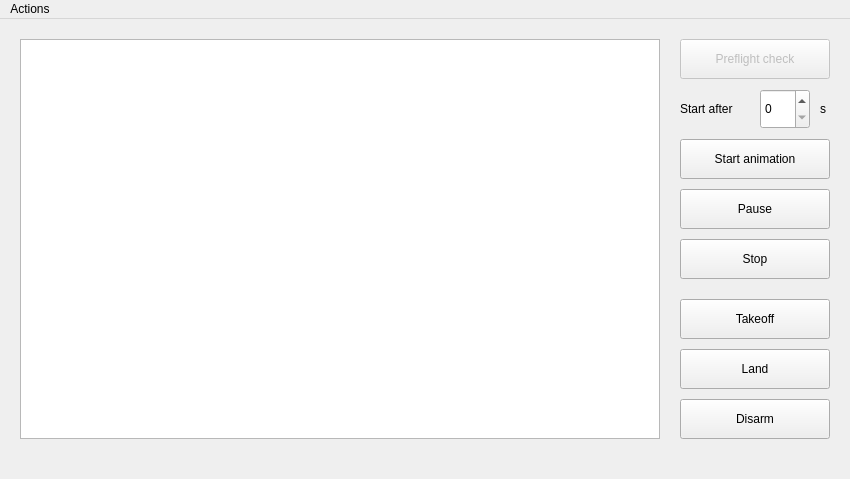
Before: the Qt Designer form Server/server_gui.ui in CopterExpress/clever-show, drawn with Qt 5.
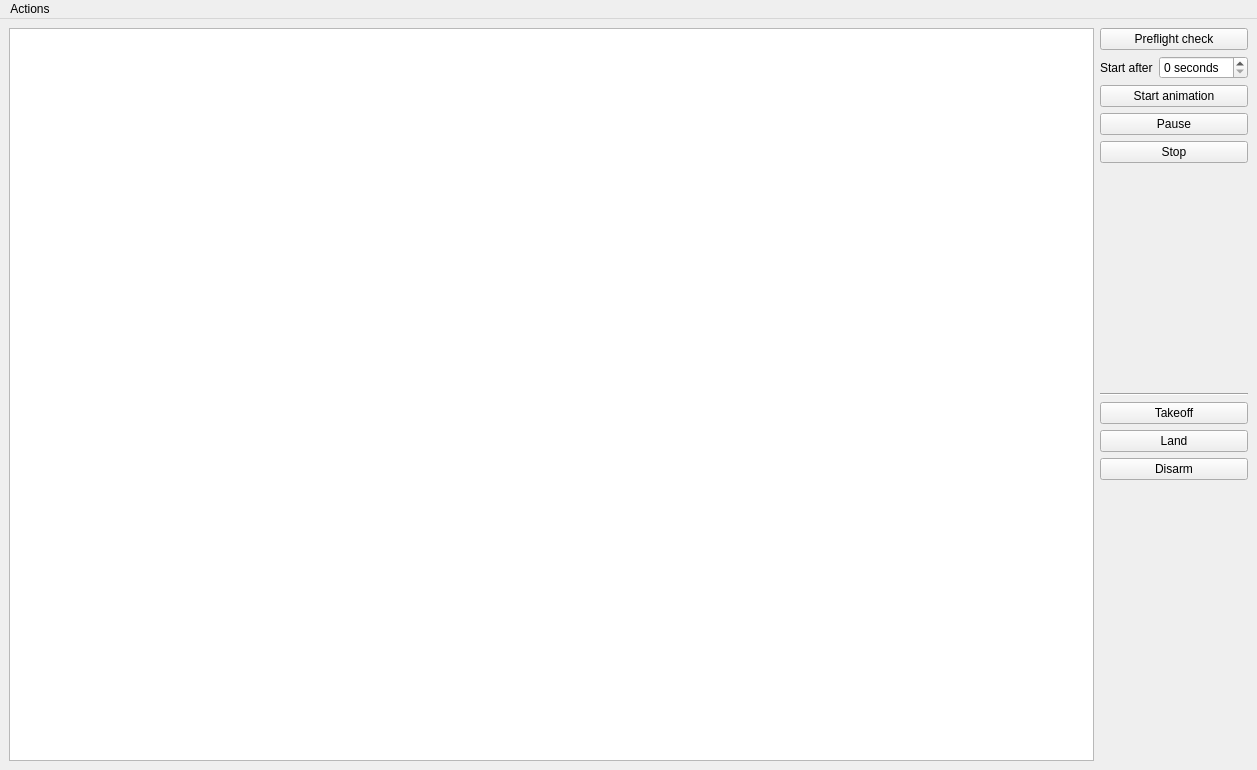
After: the same form once the commit is applied.

Commit message: Added bash script to convert .ui to .py Now widget capable of window resizing

What changed in the file:
```diff
--- a/Server/server_gui.ui
+++ b/Server/server_gui.ui
@@ -6,42 +6,69 @@
    <rect>
     <x>0</x>
     <y>0</y>
-    <width>850</width>
-    <height>479</height>
+    <width>1257</width>
+    <height>770</height>
    </rect>
   </property>
   <property name="windowTitle">
    <string>Clever Drone Animation Player</string>
   </property>
   <widget class="QWidget" name="centralwidget">
+   <property name="enabled">
+    <bool>true</bool>
+   </property>
+   <layout class="QGridLayout" name="gridLayout">
+    <item row="0" column="0">
+     <layout class="QHBoxLayout" name="horizontalLayout" stretch="1,0">
+      <property name="sizeConstraint">
+       <enum>QLayout::SetMaximumSize</enum>
+      </property>
+      <item>
+       <widget class="QTableView" name="tableView">
+        <property name="sizePolicy">
+         <sizepolicy hsizetype="Expanding" vsizetype="Expanding">
+          <horstretch>0</horstretch>
+          <verstretch>0</verstretch>
+         </sizepolicy>
+        </property>
+       </widget>
+      </item>
+      <item>
+       <layout class="QVBoxLayout" name="verticalLayout">
+        <property name="sizeConstraint">
+         <enum>QLayout::SetMaximumSize</enum>
+        </property>
+        <item>
+         <layout class="QFormLayout" name="formLayout">
+          <item row="1" column="0" colspan="2">
    <widget class="QPushButton" name="check_button">
     <property name="enabled">
-     <bool>false</bool>
-    </property>
-    <property name="geometry">
-     <rect>
-      <x>680</x>
-      <y>20</y>
-      <width>150</width>
-      <height>40</height>
-     </rect>
+             <bool>true</bool>
     </property>
     <property name="text">
      <string>Preflight check</string>
     </property>
    </widget>
+          </item>
+          <item row="2" column="0">
+           <widget class="QLabel" name="start_text">
+            <property name="text">
+             <string>Start after</string>
+            </property>
+           </widget>
+          </item>
+          <item row="2" column="1">
+           <widget class="QSpinBox" name="start_delay_spin">
+            <property name="suffix">
+             <string> seconds</string>
+            </property>
+           </widget>
+          </item>
+          <item row="3" column="0" colspan="2">
    <widget class="QPushButton" name="start_button">
     <property name="enabled">
      <bool>true</bool>
     </property>
-    <property name="geometry">
-     <rect>
-      <x>680</x>
-      <y>120</y>
-      <width>150</width>
-      <height>40</height>
-     </rect>
-    </property>
     <property name="text">
      <string>Start animation</string>
     </property>
@@ -49,128 +76,71 @@
      <bool>false</bool>
     </property>
    </widget>
-   <widget class="QSpinBox" name="start_delay_spin">
-    <property name="geometry">
-     <rect>
-      <x>760</x>
-      <y>70</y>
-      <width>50</width>
-      <height>40</height>
-     </rect>
-    </property>
-   </widget>
+          </item>
+          <item row="4" column="0" colspan="2">
    <widget class="QPushButton" name="pause_button">
-    <property name="geometry">
-     <rect>
-      <x>680</x>
-      <y>170</y>
-      <width>150</width>
-      <height>40</height>
-     </rect>
-    </property>
     <property name="text">
      <string>Pause</string>
     </property>
    </widget>
+          </item>
+          <item row="5" column="0" colspan="2">
    <widget class="QPushButton" name="stop_button">
-    <property name="geometry">
-     <rect>
-      <x>680</x>
-      <y>220</y>
-      <width>150</width>
-      <height>40</height>
-     </rect>
-    </property>
     <property name="text">
      <string>Stop</string>
     </property>
    </widget>
+          </item>
+         </layout>
+        </item>
+        <item>
+         <widget class="Line" name="line">
+          <property name="orientation">
+           <enum>Qt::Horizontal</enum>
+          </property>
+         </widget>
+        </item>
+        <item>
+         <layout class="QFormLayout" name="formLayout_2">
+          <item row="0" column="0" colspan="2">
    <widget class="QPushButton" name="takeoff_button">
     <property name="enabled">
      <bool>true</bool>
     </property>
-    <property name="geometry">
-     <rect>
-      <x>680</x>
-      <y>280</y>
-      <width>150</width>
-      <height>40</height>
-     </rect>
-    </property>
     <property name="text">
      <string>Takeoff</string>
     </property>
    </widget>
+          </item>
+          <item row="1" column="0" colspan="2">
    <widget class="QPushButton" name="land_button">
-    <property name="geometry">
-     <rect>
-      <x>680</x>
-      <y>330</y>
-      <width>150</width>
-      <height>40</height>
-     </rect>
-    </property>
     <property name="text">
      <string>Land</string>
     </property>
    </widget>
+          </item>
+          <item row="2" column="0" colspan="2">
    <widget class="QPushButton" name="disarm_button">
-    <property name="geometry">
-     <rect>
-      <x>680</x>
-      <y>380</y>
-      <width>150</width>
-      <height>40</height>
-     </rect>
-    </property>
     <property name="text">
      <string>Disarm</string>
     </property>
    </widget>
-   <widget class="QLabel" name="start_text">
-    <property name="geometry">
-     <rect>
-      <x>680</x>
-      <y>70</y>
-      <width>71</width>
-      <height>40</height>
-     </rect>
-    </property>
-    <property name="text">
-     <string>Start after</string>
-    </property>
-   </widget>
-   <widget class="QLabel" name="secs_text">
-    <property name="geometry">
-     <rect>
-      <x>820</x>
-      <y>70</y>
-      <width>10</width>
-      <height>40</height>
-     </rect>
-    </property>
-    <property name="text">
-     <string>s</string>
-    </property>
-   </widget>
-   <widget class="QTableView" name="tableView">
-    <property name="geometry">
-     <rect>
-      <x>20</x>
-      <y>20</y>
-      <width>640</width>
-      <height>400</height>
-     </rect>
-    </property>
-   </widget>
+          </item>
+         </layout>
+        </item>
+       </layout>
+      </item>
+     </layout>
+    </item>
+   </layout>
   </widget>
   <widget class="QMenuBar" name="menubar">
    <property name="geometry">
     <rect>
      <x>0</x>
      <y>0</y>
-     <width>850</width>
-     <height>25</height>
+     <width>1257</width>
+     <height>39</height>
     </rect>
    </property>
    <widget class="QMenu" name="menuOptions">
```
Lines whose indentation alone changed are shown as unchanged. The commit also changes 3 other files.
